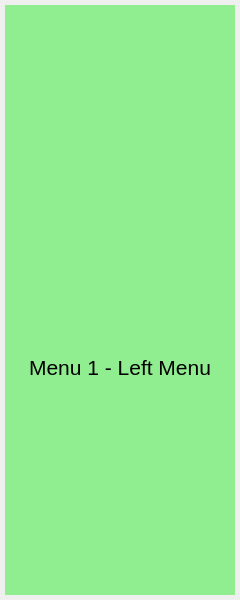
Qt form gui/uis/columns/left_column.ui (Wanderson-Magalhaes/PyOneDark_Qt_Widgets_Modern_GUI) before a commit.
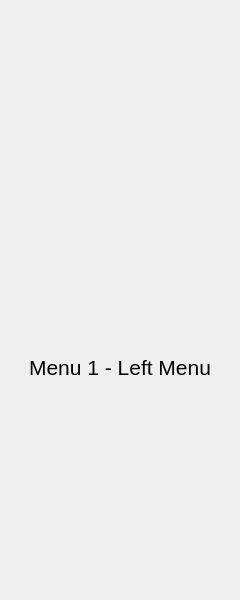
The same form after that commit.

Diff of the .ui file:
```diff
--- a/gui/uis/columns/left_column.ui
+++ b/gui/uis/columns/left_column.ui
@@ -35,9 +35,6 @@
       <number>0</number>
      </property>
      <widget class="QWidget" name="menu_1">
-      <property name="styleSheet">
-       <string notr="true">background: lightgreen; font-size: 16pt</string>
-      </property>
       <layout class="QVBoxLayout" name="verticalLayout">
        <property name="spacing">
         <number>5</number>
@@ -160,6 +157,9 @@
            <pointsize>16</pointsize>
           </font>
          </property>
+         <property name="styleSheet">
+          <string notr="true">font-size: 16pt</string>
+         </property>
          <property name="text">
           <string>Menu 1 - Left Menu</string>
          </property>
```
Left out of the diff: 8 changed lines with no effect on the pictures.
